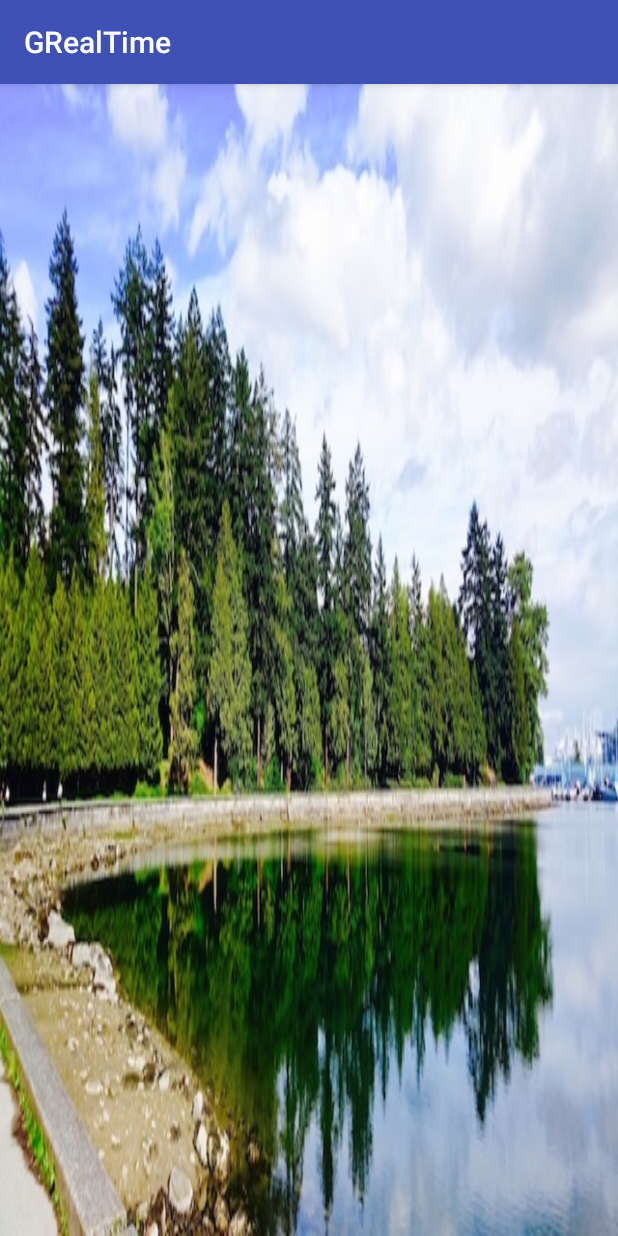
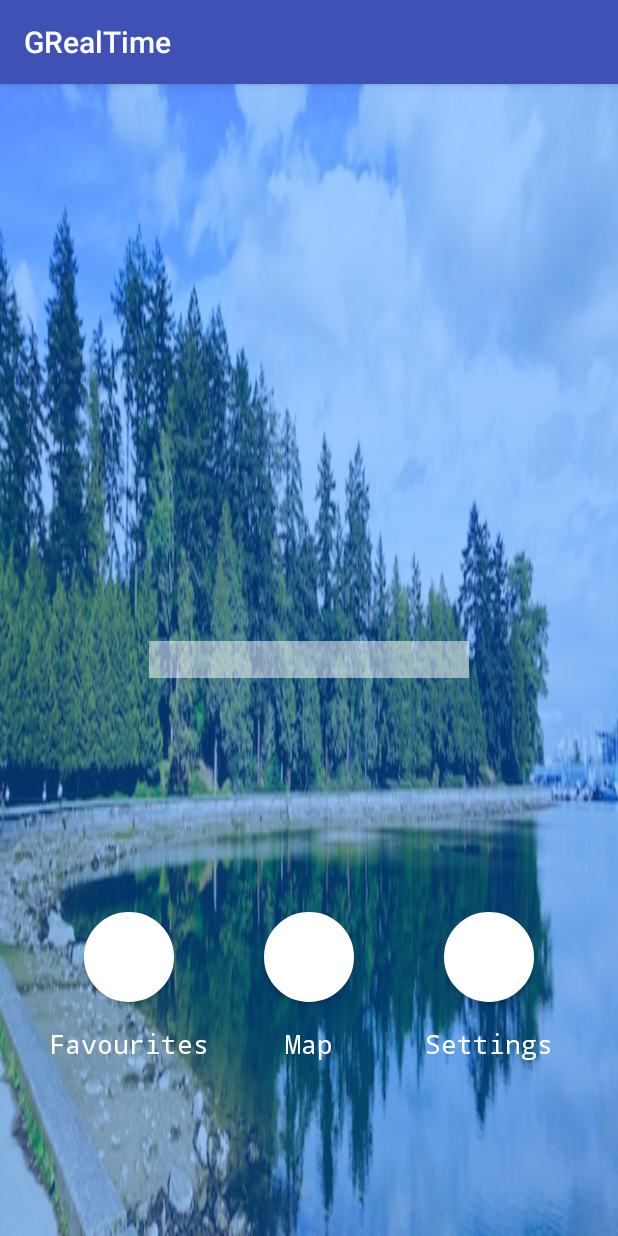
Before and after one commit to juliexue/GRealTime, an Android app: the screen it shows after launch (MainActivity), on a phone screen of 412 x 824 dp. Run offline under Robolectric (Android 15) with nearby library versions, the phone set to English and light mode, and no system bars.

Commit message:
add buttons and home page overlay

```diff
--- /dev/null
+++ b/app/src/main/res/drawable/button_background.xml
@@ -0,0 +1,14 @@
+<?xml version="1.0" encoding="utf-8"?>
+<selector xmlns:android="http://schemas.android.com/apk/res/android">
+    <!--  Non focused states
+     -->
+    <item android:state_focused="false" android:state_selected="false" android:state_pressed="false" android:drawable="@drawable/button_press" />
+    <item android:state_focused="false" android:state_selected="true" android:state_pressed="false" android:drawable="@drawable/button_press" />
+    <!--  Focused states
+     -->
+    <item android:state_focused="true" android:state_selected="false" android:state_pressed="false" android:drawable="@drawable/button_press" />
+    <item android:state_focused="true" android:state_selected="true" android:state_pressed="false" android:drawable="@drawable/button_press" />
+    <!--  Pressed
+     -->
+    <item android:state_pressed="true" android:drawable="@drawable/button_press" />
+</selector>
--- /dev/null
+++ b/app/src/main/res/drawable/button_press.xml
@@ -0,0 +1,8 @@
+<?xml version="1.0" encoding="utf-8"?>
+<shape xmlns:android="http://schemas.android.com/apk/res/android" android:shape="oval">
+    <stroke android:width="3dp" android:color="#FFF" />
+    <size
+        android:height="6dp"
+        android:width="6dp"/>
+    <solid android:color="#FFFFFF"/>
+</shape>
--- a/app/src/main/res/layout/activity_main.xml
+++ b/app/src/main/res/layout/activity_main.xml
@@ -6,5 +6,110 @@
     android:paddingTop="@dimen/activity_vertical_margin"
     android:paddingBottom="@dimen/activity_vertical_margin"
     android:background="@drawable/park"
-    tools:context=".MainActivity">
+    tools:context=".MainActivity"
+    android:backgroundTint="#620077ff"
+    android:backgroundTintMode="src_over">
+
+    <EditText
+        android:layout_width="wrap_content"
+        android:layout_height="wrap_content"
+        android:inputType="numberDecimal"
+        android:ems="10"
+        android:id="@+id/editText"
+        android:layout_centerVertical="true"
+        android:layout_centerHorizontal="true"
+        android:foreground="#32ffffff"
+        android:background="#62ffffff" />
+
+    <LinearLayout
+        android:orientation="horizontal"
+        android:layout_width="match_parent"
+        android:layout_height="200dp"
+        android:weightSum="1"
+        android:gravity="center_horizontal"
+        android:layout_alignParentBottom="true"
+        android:layout_alignParentStart="true">
+
+        <LinearLayout
+            android:orientation="vertical"
+            android:layout_width="120dp"
+            android:layout_height="fill_parent"
+            android:layout_alignTop="@+id/linearLayout"
+            android:layout_centerHorizontal="true">
+
+            <Button
+                android:layout_width="60dp"
+                android:layout_height="60dp"
+                android:id="@+id/fav"
+                android:layout_gravity="center_horizontal"
+                android:background="@drawable/button_background" />
+
+            <TextView
+                android:layout_width="wrap_content"
+                android:layout_height="wrap_content"
+                android:textAppearance="?android:attr/textAppearanceMedium"
+                android:text="Favourites"
+                android:id="@+id/textView"
+                android:layout_gravity="center_horizontal"
+                style="@style/body_font"
+                android:layout_marginTop="15dp"
+                android:layout_marginBottom="15dp" />
+        </LinearLayout>
+
+        <LinearLayout
+            android:orientation="vertical"
+            android:layout_width="120dp"
+            android:layout_height="fill_parent"
+            android:gravity="center_horizontal"
+            android:weightSum="1"
+            android:id="@+id/linearLayout"
+            android:layout_alignParentBottom="true"
+            android:layout_alignParentStart="true">
+
+            <Button
+                android:layout_width="60dp"
+                android:layout_height="60dp"
+                android:id="@+id/map"
+                android:background="@drawable/button_background"
+                android:gravity="center_horizontal" />
+
+            <TextView
+                android:layout_width="wrap_content"
+                android:layout_height="wrap_content"
+                android:textAppearance="?android:attr/textAppearanceMedium"
+                android:text="Map"
+                android:id="@+id/map_lbl"
+                android:gravity="center|center_horizontal"
+                style="@style/body_font"
+                android:layout_marginTop="15dp"
+                android:layout_marginBottom="15dp" />
+        </LinearLayout>
+
+        <LinearLayout
+            android:orientation="vertical"
+            android:layout_width="120dp"
+            android:layout_height="fill_parent"
+            android:layout_gravity="center_vertical"
+            android:gravity="center_horizontal">
+
+            <Button
+                android:layout_width="60dp"
+                android:layout_height="60dp"
+                android:id="@+id/settings"
+                android:background="@drawable/button_background"
+                android:gravity="center_horizontal" />
+
+            <TextView
+                android:layout_width="wrap_content"
+                android:layout_height="wrap_content"
+                android:textAppearance="?android:attr/textAppearanceMedium"
+                android:text="Settings"
+                android:id="@+id/settings_lbl"
+                style="@style/body_font"
+                android:gravity="center_horizontal"
+                android:layout_marginTop="15dp"
+                android:layout_marginBottom="15dp" />
+        </LinearLayout>
+    </LinearLayout>
+
 </RelativeLayout>
--- a/app/src/main/res/values/styles.xml
+++ b/app/src/main/res/values/styles.xml
@@ -8,4 +8,14 @@
         <item name="colorAccent">@color/colorAccent</item>
     </style>
 
+    <style name="body_font">
+        <!-- Customize your theme here. -->
+        <item name="colorPrimary">@color/colorPrimary</item>
+        <item name="colorPrimaryDark">@color/colorPrimaryDark</item>
+        <item name="colorAccent">@color/colorAccent</item>
+        <item name="android:textColor">#FFFFFF</item>
+        <item name="android:typeface">monospace</item>
+    </style>
+
+
 </resources>
```
